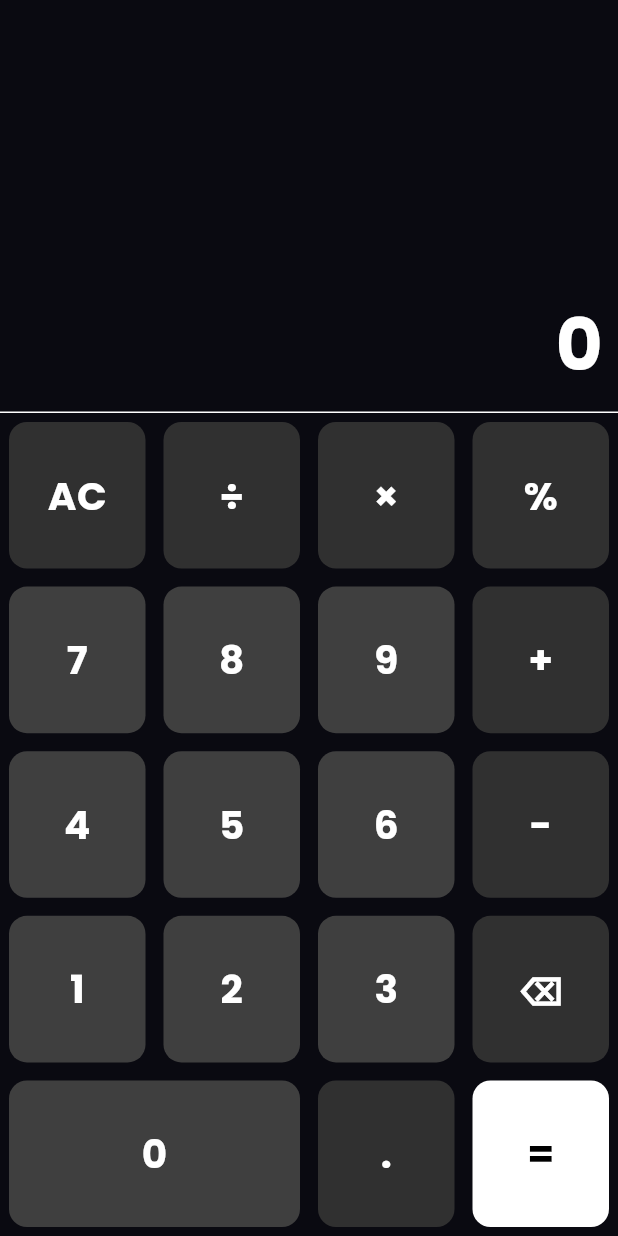
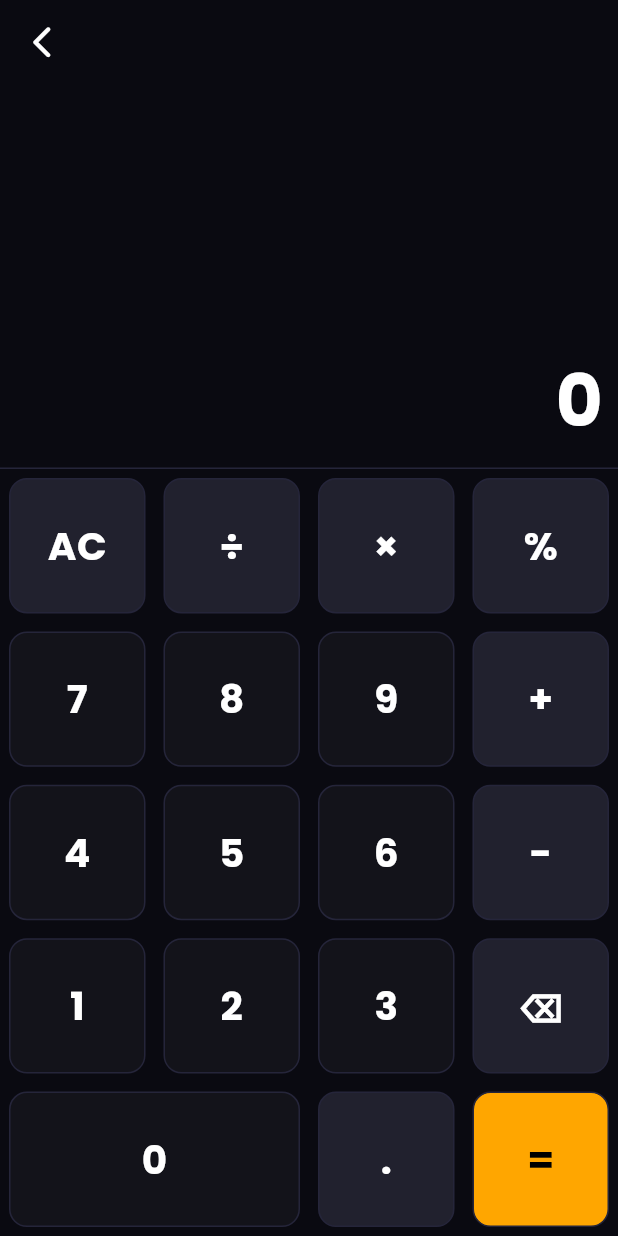
Before and after one commit to Kuwaann/MyFinance, a Flutter app: the PageHomepage screen opened by its route, after a tap on "Kalkulator", on a phone screen of 412 x 824 dp. Run offline on Flutter 3.47's test engine with Material 3 defaults, Android fonts, the phone set to English and light mode, and no system bars; our stand-ins replace google_fonts.

Commit message:
Redesign Kalkulator

```diff
--- a/lib/gg.dart
+++ b/lib/gg.dart
@@ -162,7 +162,6 @@ class _OddEvenPageState extends State<OddEvenPage>
           Padding(
             padding: const EdgeInsets.all(20),
             child: Container(
-              constraints: BoxConstraints(maxHeight: 100),
               padding: const EdgeInsets.all(20),
               decoration: BoxDecoration(
                 color: Color.fromARGB(255, 17, 17, 29),
--- a/lib/homepage.dart
+++ b/lib/homepage.dart
@@ -245,7 +245,7 @@ class PageHomepage extends StatelessWidget {
                                       ),
                                     ),
                                     Text(
-                                      "Bisa menghitung dosa-dosa Soeharto.",
+                                      "Seperti kalkulator pada umumnya.",
                                       style: TextStyle(
                                         color: Colors.white,
                                         fontSize: 15,
--- a/lib/kalkulator.dart
+++ b/lib/kalkulator.dart
@@ -1,4 +1,5 @@
 import 'package:flutter/material.dart';
+import 'package:myfinance/styles.dart';
 
 class Calculator extends StatefulWidget {
   const Calculator({super.key});
@@ -15,6 +16,19 @@ class _CalculatorState extends State<Calculator> {
   Widget build(BuildContext context) {
     return Scaffold(
       backgroundColor: const Color(0xFF0A0A11),
+      appBar: AppBar(
+        backgroundColor: Colors.transparent,
+        leading: IconButton(
+          onPressed: (){
+            Navigator.pop(context, '/homepage');
+          },
+          icon: Icon(
+            Icons.arrow_back_ios_new_rounded,
+            size: 25,
+            color: Colors.white,
+            ),
+          ),
+      ),
       body: Column(
         children: [
           // Bagian atas / display input dan hasil
@@ -47,7 +61,7 @@ class _CalculatorState extends State<Calculator> {
             ),
           ),
 
-          const Divider(color: Colors.white, height: 1),
+          const Divider(color: AppColors.outlineElement, height: 1),
 
           // Bagian bawah / tombol untuk input
           Expanded(
@@ -117,17 +131,20 @@ class _CalculatorState extends State<Calculator> {
       flex: flex,
       child: Padding(
         padding: const EdgeInsets.all(6),
+        child: Ink(
+          decoration: BoxDecoration(
+                color: getBgColor(text),
+                borderRadius: BorderRadius.circular(12),
+                border: Border.all(color: AppColors.outlineElement,),
+          ),
           child: InkWell(
+            borderRadius: BorderRadius.all(Radius.circular(12)),
             onTap: () {
               setState(() {
                 handleButtons(text);
               });
             },
             child: Container(
-            decoration: BoxDecoration(
-              color: getBgColor(text),
-              borderRadius: BorderRadius.circular(12),
-            ),
               child: Center(
                 child: Text(
                   text,
@@ -141,22 +158,23 @@ class _CalculatorState extends State<Calculator> {
             ),
           ),
         ),
+      ),
     );
   }
 
   /// Warna background tombol
   Color getBgColor(String text) {
-    if (text == '=') return Colors.white;
+    if (text == '=') return const Color.fromARGB(255, 255, 166, 0);
     if (['0','1','2','3','4','5','6','7','8','9'].contains(text)) {
-      return const Color.fromARGB(255, 63, 63, 63);
+      return AppColors.element;
     }
-    return Colors.grey[850]!;
+    return const Color.fromARGB(255, 33, 33, 46);
   }
 
   /// Warna teks tombol
   Color getColor(String text) {
     if (text == '=') return Colors.black;
-    return Colors.white;
+    return const Color.fromARGB(255, 255, 255, 255);
   }
 
   /// Logika tombol
--- a/pubspec.yaml
+++ b/pubspec.yaml
@@ -31,6 +31,7 @@ dependencies:
   flutter:
     sdk: flutter
   google_fonts: ^6.2.1
+  animated_text_kit: ^4.2.2
 
   # The following adds the Cupertino Icons font to your application.
   # Use with the CupertinoIcons class for iOS style icons.
```
Also changed, not shown: pubspec.lock. Lines whose indentation alone changed are shown as unchanged.
